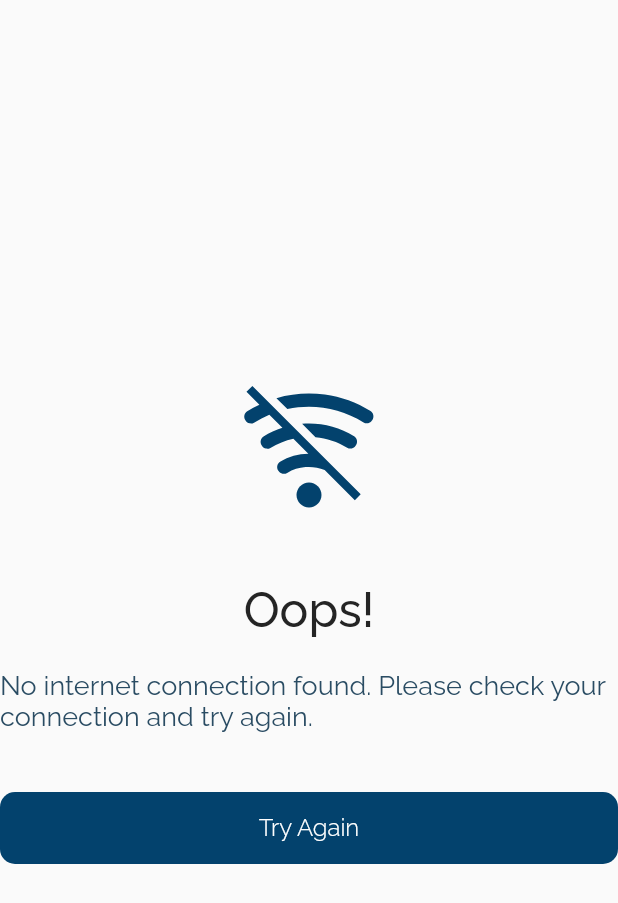
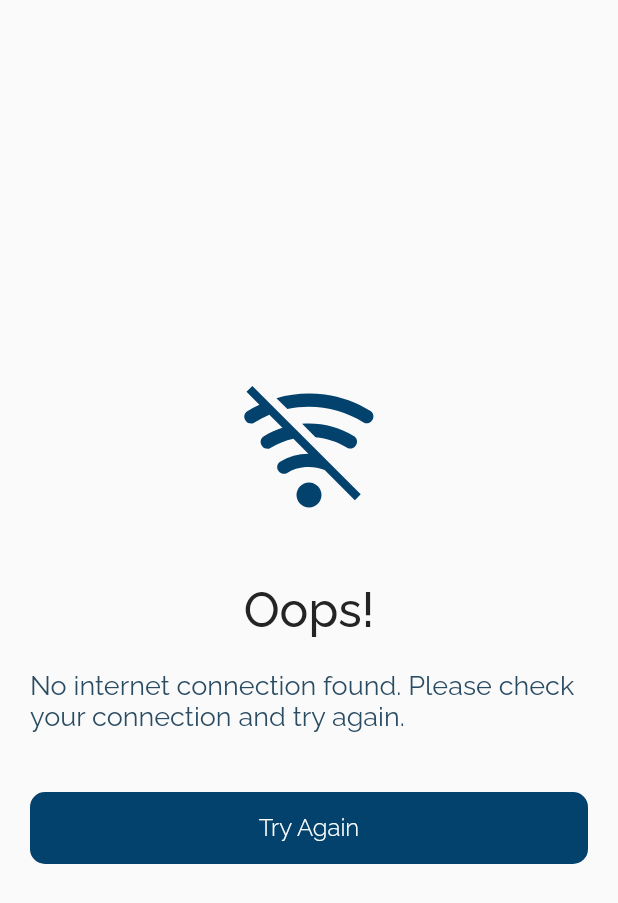
Before and after one commit to Utitofon-Udoekong/fortfoliofire, a Flutter app: the NoInternetPage screen opened by its route, on a phone screen of 412 x 824 dp. Shown: the top 903 px of the screen. Run offline on Flutter 3.47's test engine with Material 2 defaults, Android fonts, the phone set to English and light mode, and no system bars; our stand-ins replace auto_route, bloc, cached_network_image, cloud_firestore, connectivity_plus, dartz and 19 more; accounts and stored records are empty; statements that could not run were skipped; project files that could hold a hidden picture were left out.

Commit message:
try again

```diff
--- a/lib/presentation/network/no_connection.dart
+++ b/lib/presentation/network/no_connection.dart
@@ -11,7 +11,9 @@ class NoInternetPage extends StatelessWidget {
   @override
   Widget build(BuildContext context) {
     return SafeArea(child: Scaffold(
-      body: Column(
+      body: Padding(
+        padding: kDefaultPadding,
+        child: Column(
           mainAxisAlignment: MainAxisAlignment.center,
           crossAxisAlignment: CrossAxisAlignment.center,
           children: <Widget>[
@@ -24,6 +26,7 @@ class NoInternetPage extends StatelessWidget {
             CustomFilledButton(text: "Try Again", onTap: () => context.read<InternetCubit>().checkConnection())
           ],
         ),
+      ),
     ));
   }
 }
```
Also changed, not shown: lib/presentation/splash/onboarding.dart (+4 -5 lines). Lines whose indentation alone changed are shown as unchanged.
